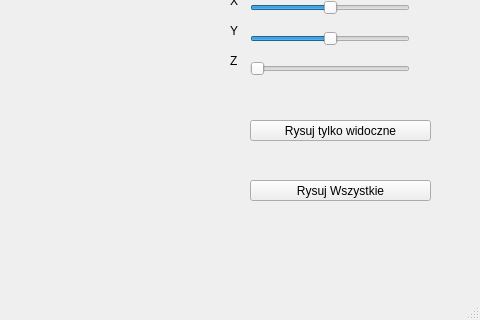
olapabian/grafika, file oswietlenie/mainwindow.ui: the form before one commit; both pictures show x 320 to 800 and y 280 to 600 of the 800 by 600 pixel window.
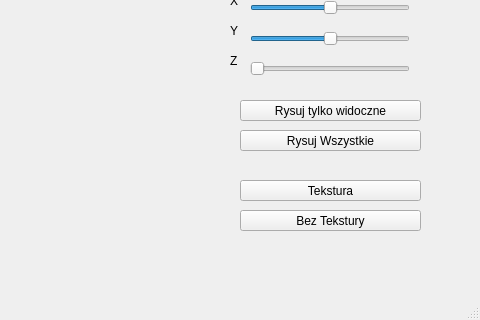
The form after the commit.

The edit to the form file:
```diff
--- a/oswietlenie/mainwindow.ui
+++ b/oswietlenie/mainwindow.ui
@@ -296,8 +296,8 @@
    <widget class="QPushButton" name="Widoczne">
     <property name="geometry">
      <rect>
-      <x>570</x>
-      <y>400</y>
+      <x>560</x>
+      <y>380</y>
       <width>181</width>
       <height>21</height>
      </rect>
@@ -334,8 +334,8 @@
    <widget class="QPushButton" name="Wszystkie">
     <property name="geometry">
      <rect>
-      <x>570</x>
-      <y>460</y>
+      <x>560</x>
+      <y>410</y>
       <width>181</width>
       <height>21</height>
      </rect>
@@ -496,6 +496,32 @@
      <string>Góra</string>
     </property>
    </widget>
+   <widget class="QPushButton" name="Tekstura">
+    <property name="geometry">
+     <rect>
+      <x>560</x>
+      <y>460</y>
+      <width>181</width>
+      <height>21</height>
+     </rect>
+    </property>
+    <property name="text">
+     <string>Tekstura</string>
+    </property>
+   </widget>
+   <widget class="QPushButton" name="UsunTekstura">
+    <property name="geometry">
+     <rect>
+      <x>560</x>
+      <y>490</y>
+      <width>181</width>
+      <height>21</height>
+     </rect>
+    </property>
+    <property name="text">
+     <string>Bez Tekstury</string>
+    </property>
+   </widget>
   </widget>
   <widget class="QMenuBar" name="menubar">
    <property name="geometry">
```
